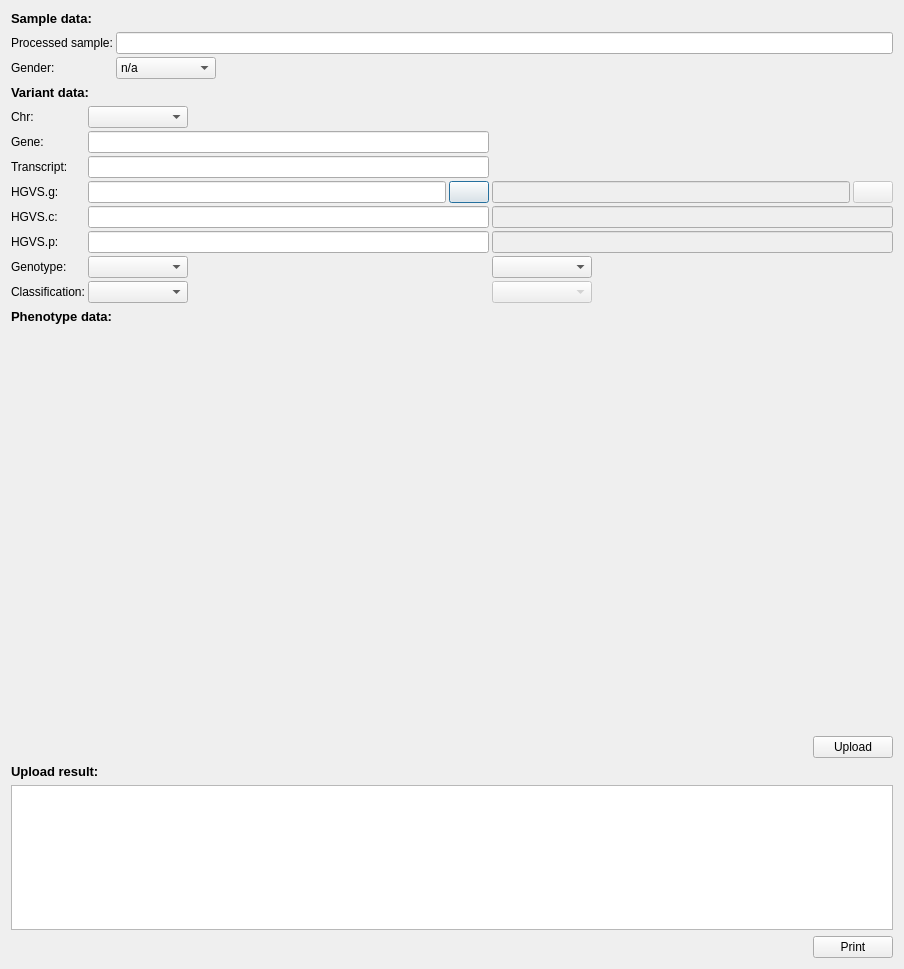
Above: src/GSvar/ClinVarUploadDialog.ui from imgag/ngs-bits before the change. Below: the same form after it.
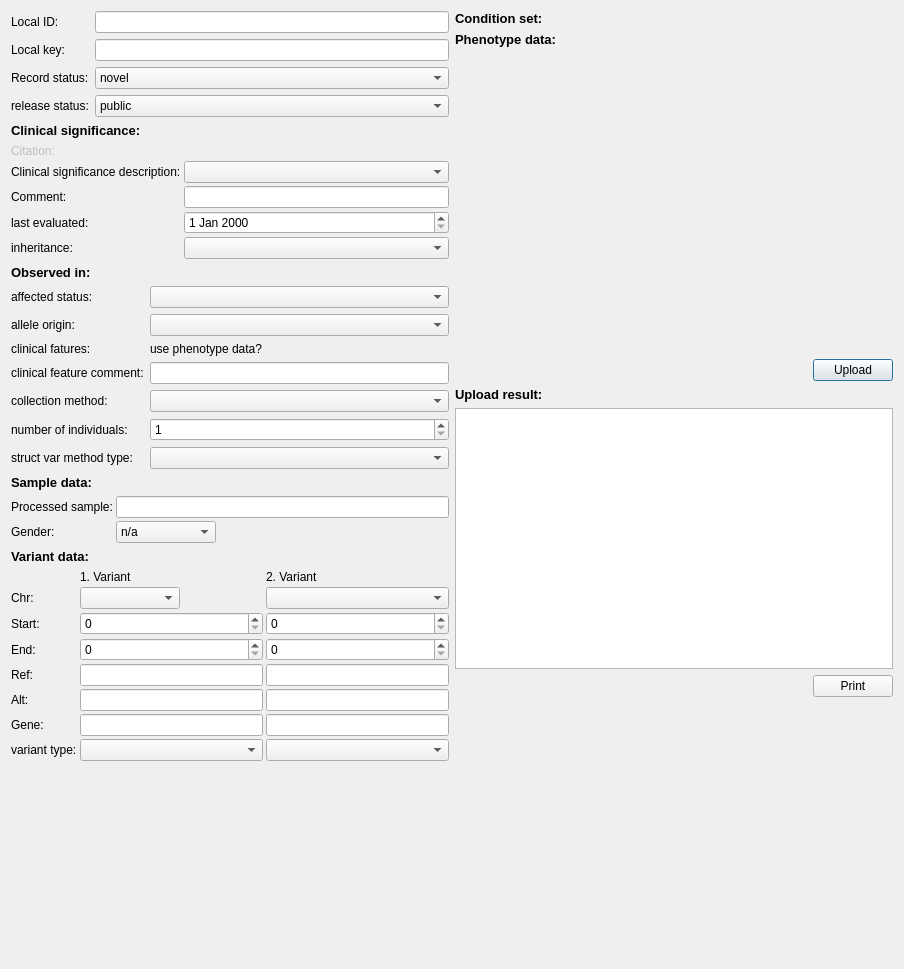
That is the form after the change. Icons and pictures are not drawn. Custom widgets are drawn as their Qt base class.

Commit message:
src/GSvar/ClinVarUploadDialog.*: added first version of GUI
src/GSvar/MainWindow.*: added menu entries for ClinVar upload

Diff of the .ui file:
```diff
--- a/src/GSvar/ClinVarUploadDialog.ui
+++ b/src/GSvar/ClinVarUploadDialog.ui
@@ -13,7 +13,245 @@
   <property name="windowTitle">
    <string>LOVD variant publication</string>
   </property>
-  <layout class="QVBoxLayout" name="verticalLayout">
+  <layout class="QHBoxLayout" name="horizontalLayout_5">
+   <item>
+    <layout class="QVBoxLayout" name="layoutCol1">
+     <item>
+      <layout class="QGridLayout" name="gridLayout_4">
+       <item row="2" column="1">
+        <widget class="QComboBox" name="cb_record_status">
+         <item>
+          <property name="text">
+           <string>novel</string>
+          </property>
+         </item>
+         <item>
+          <property name="text">
+           <string>update</string>
+          </property>
+         </item>
+        </widget>
+       </item>
+       <item row="1" column="1">
+        <widget class="QLineEdit" name="le_local_key"/>
+       </item>
+       <item row="0" column="0">
+        <widget class="QLabel" name="label_22">
+         <property name="text">
+          <string>Local ID:</string>
+         </property>
+        </widget>
+       </item>
+       <item row="1" column="0">
+        <widget class="QLabel" name="label_23">
+         <property name="text">
+          <string>Local key:</string>
+         </property>
+        </widget>
+       </item>
+       <item row="0" column="1">
+        <widget class="QLineEdit" name="le_local_id"/>
+       </item>
+       <item row="2" column="0">
+        <widget class="QLabel" name="label_24">
+         <property name="text">
+          <string>Record status:</string>
+         </property>
+        </widget>
+       </item>
+       <item row="3" column="0">
+        <widget class="QLabel" name="label_34">
+         <property name="text">
+          <string>release status:</string>
+         </property>
+        </widget>
+       </item>
+       <item row="3" column="1">
+        <widget class="QComboBox" name="cb_release_status">
+         <item>
+          <property name="text">
+           <string>public</string>
+          </property>
+         </item>
+         <item>
+          <property name="text">
+           <string>hold until published</string>
+          </property>
+         </item>
+        </widget>
+       </item>
+      </layout>
+     </item>
+     <item>
+      <widget class="QLabel" name="label_10">
+       <property name="font">
+        <font>
+         <pointsize>10</pointsize>
+         <weight>75</weight>
+         <bold>true</bold>
+        </font>
+       </property>
+       <property name="text">
+        <string>Clinical significance:</string>
+       </property>
+      </widget>
+     </item>
+     <item>
+      <layout class="QGridLayout" name="gridLayout_3">
+       <property name="spacing">
+        <number>3</number>
+       </property>
+       <item row="3" column="2">
+        <widget class="QDateEdit" name="de_last_eval"/>
+       </item>
+       <item row="1" column="2">
+        <widget class="QComboBox" name="cb_clin_sig_desc"/>
+       </item>
+       <item row="0" column="0">
+        <widget class="QLabel" name="label_16">
+         <property name="enabled">
+          <bool>false</bool>
+         </property>
+         <property name="text">
+          <string>Citation:</string>
+         </property>
+        </widget>
+       </item>
+       <item row="1" column="0">
+        <widget class="QLabel" name="label_17">
+         <property name="text">
+          <string>Clinical significance description:</string>
+         </property>
+        </widget>
+       </item>
+       <item row="2" column="0">
+        <widget class="QLabel" name="label_18">
+         <property name="text">
+          <string>Comment:</string>
+         </property>
+        </widget>
+       </item>
+       <item row="4" column="0">
+        <widget class="QLabel" name="label_20">
+         <property name="text">
+          <string>inheritance:</string>
+         </property>
+        </widget>
+       </item>
+       <item row="3" column="0">
+        <widget class="QLabel" name="label_19">
+         <property name="text">
+          <string>last evaluated:</string>
+         </property>
+        </widget>
+       </item>
+       <item row="2" column="2">
+        <widget class="QLineEdit" name="le_clin_sig_desc_comment"/>
+       </item>
+       <item row="4" column="2">
+        <widget class="QComboBox" name="cb_inheritance"/>
+       </item>
+      </layout>
+     </item>
+     <item>
+      <widget class="QLabel" name="label_25">
+       <property name="font">
+        <font>
+         <pointsize>10</pointsize>
+         <weight>75</weight>
+         <bold>true</bold>
+        </font>
+       </property>
+       <property name="text">
+        <string>Observed in:</string>
+       </property>
+      </widget>
+     </item>
+     <item>
+      <layout class="QGridLayout" name="gridLayout_5">
+       <item row="4" column="0">
+        <widget class="QLabel" name="label_30">
+         <property name="text">
+          <string>collection method:</string>
+         </property>
+        </widget>
+       </item>
+       <item row="5" column="0">
+        <widget class="QLabel" name="label_31">
+         <property name="text">
+          <string>number of individuals:</string>
+         </property>
+        </widget>
+       </item>
+       <item row="0" column="0">
+        <widget class="QLabel" name="label_26">
+         <property name="text">
+          <string>affected status:</string>
+         </property>
+        </widget>
+       </item>
+       <item row="1" column="0">
+        <widget class="QLabel" name="label_27">
+         <property name="text">
+          <string>allele origin:</string>
+         </property>
+        </widget>
+       </item>
+       <item row="3" column="0">
+        <widget class="QLabel" name="label_29">
+         <property name="text">
+          <string>clinical feature comment:</string>
+         </property>
+        </widget>
+       </item>
+       <item row="2" column="0">
+        <widget class="QLabel" name="label_28">
+         <property name="text">
+          <string>clinical fatures:</string>
+         </property>
+        </widget>
+       </item>
+       <item row="6" column="0">
+        <widget class="QLabel" name="label_32">
+         <property name="text">
+          <string>struct var method type:</string>
+         </property>
+        </widget>
+       </item>
+       <item row="0" column="1">
+        <widget class="QComboBox" name="cb_affected_status"/>
+       </item>
+       <item row="1" column="1">
+        <widget class="QComboBox" name="cb_allele_origin"/>
+       </item>
+       <item row="2" column="1">
+        <widget class="QLabel" name="label_33">
+         <property name="text">
+          <string>use phenotype data?</string>
+         </property>
+        </widget>
+       </item>
+       <item row="3" column="1">
+        <widget class="QLineEdit" name="le_clin_feat_comment"/>
+       </item>
+       <item row="4" column="1">
+        <widget class="QComboBox" name="collection_method"/>
+       </item>
+       <item row="5" column="1">
+        <widget class="QSpinBox" name="sb_n_individuals">
+         <property name="minimum">
+          <number>1</number>
+         </property>
+         <property name="maximum">
+          <number>999</number>
+         </property>
+        </widget>
+       </item>
+       <item row="6" column="1">
+        <widget class="QComboBox" name="cb_method_type"/>
+       </item>
+      </layout>
+     </item>
    <item>
     <widget class="QLabel" name="label_13">
      <property name="font">
@@ -103,168 +341,76 @@
      <property name="spacing">
       <number>3</number>
      </property>
-     <item row="8" column="2">
-      <widget class="QComboBox" name="classification2">
-       <property name="enabled">
-        <bool>false</bool>
-       </property>
-       <property name="maximumSize">
-        <size>
-         <width>100</width>
-         <height>16777215</height>
-        </size>
-       </property>
-       <item>
-        <property name="text">
-         <string/>
-        </property>
-       </item>
-       <item>
-        <property name="text">
-         <string>1</string>
-        </property>
-       </item>
-       <item>
-        <property name="text">
-         <string>2</string>
-        </property>
-       </item>
-       <item>
-        <property name="text">
-         <string>3</string>
-        </property>
-       </item>
-       <item>
-        <property name="text">
-         <string>4</string>
-        </property>
-       </item>
-       <item>
-        <property name="text">
-         <string>5</string>
-        </property>
-       </item>
-      </widget>
-     </item>
-     <item row="4" column="0">
-      <widget class="QLabel" name="label_3">
-       <property name="text">
-        <string>HGVS.g:</string>
-       </property>
-      </widget>
-     </item>
-     <item row="6" column="0">
-      <widget class="QLabel" name="label_7">
-       <property name="text">
-        <string>HGVS.p:</string>
-       </property>
-      </widget>
-     </item>
-     <item row="6" column="2">
-      <widget class="QLineEdit" name="hgvs_p2">
-       <property name="enabled">
-        <bool>false</bool>
+       <item row="3" column="2">
+        <widget class="QSpinBox" name="sb_start2">
+         <property name="maximum">
+          <number>1000000000</number>
        </property>
       </widget>
      </item>
      <item row="5" column="0">
       <widget class="QLabel" name="label_6">
        <property name="text">
-        <string>HGVS.c:</string>
+          <string>Ref:</string>
        </property>
       </widget>
      </item>
-     <item row="5" column="1">
-      <widget class="QLineEdit" name="hgvs_c"/>
-     </item>
      <item row="5" column="2">
-      <widget class="QLineEdit" name="hgvs_c2">
-       <property name="enabled">
-        <bool>false</bool>
+        <widget class="QLineEdit" name="le_ref2"/>
+       </item>
+       <item row="4" column="2">
+        <widget class="QSpinBox" name="sb_end2">
+         <property name="maximum">
+          <number>1000000000</number>
        </property>
       </widget>
      </item>
-     <item row="2" column="0">
-      <widget class="QLabel" name="label_4">
+       <item row="1" column="1">
+        <widget class="QLabel" name="label_35">
        <property name="text">
-        <string>Gene:</string>
+          <string>1. Variant</string>
        </property>
       </widget>
      </item>
-     <item row="3" column="0">
-      <widget class="QLabel" name="label_5">
+       <item row="4" column="0">
+        <widget class="QLabel" name="label_38">
        <property name="text">
-        <string>Transcript:</string>
+          <string>End:</string>
        </property>
       </widget>
      </item>
-     <item row="8" column="1">
-      <widget class="QComboBox" name="classification">
-       <property name="maximumSize">
-        <size>
-         <width>100</width>
-         <height>16777215</height>
-        </size>
-       </property>
-       <item>
-        <property name="text">
-         <string/>
-        </property>
+       <item row="2" column="2">
+        <widget class="QComboBox" name="comboBox_9"/>
        </item>
-       <item>
+       <item row="1" column="2">
+        <widget class="QLabel" name="label_36">
         <property name="text">
-         <string>1</string>
-        </property>
+          <string>2. Variant</string>
+         </property>
+        </widget>
        </item>
-       <item>
-        <property name="text">
-         <string>2</string>
-        </property>
-       </item>
-       <item>
-        <property name="text">
-         <string>3</string>
-        </property>
-       </item>
-       <item>
-        <property name="text">
-         <string>4</string>
-        </property>
-       </item>
-       <item>
-        <property name="text">
-         <string>5</string>
-        </property>
-       </item>
+       <item row="4" column="1">
+        <widget class="QSpinBox" name="sp_end1">
+         <property name="maximum">
+          <number>1000000000</number>
+         </property>
       </widget>
      </item>
      <item row="7" column="1">
-      <widget class="QComboBox" name="genotype">
-       <property name="maximumSize">
-        <size>
-         <width>100</width>
-         <height>16777215</height>
-        </size>
-       </property>
-       <item>
-        <property name="text">
-         <string/>
-        </property>
+        <widget class="QLineEdit" name="le_gene1"/>
        </item>
-       <item>
-        <property name="text">
-         <string>hom</string>
-        </property>
+       <item row="7" column="2">
+        <widget class="QLineEdit" name="le_gene2"/>
        </item>
-       <item>
+       <item row="2" column="0">
+        <widget class="QLabel" name="label_2">
         <property name="text">
-         <string>het</string>
-        </property>
-       </item>
-      </widget>
-     </item>
-     <item row="1" column="1">
-      <widget class="QComboBox" name="chr">
+          <string>Chr:</string>
+         </property>
+        </widget>
+       </item>
+       <item row="2" column="1">
+        <widget class="QComboBox" name="cb_chr1">
        <property name="maximumSize">
         <size>
          <width>100</width>
@@ -403,118 +549,88 @@
        </item>
       </widget>
      </item>
-     <item row="1" column="0">
-      <widget class="QLabel" name="label_2">
+       <item row="5" column="1">
+        <widget class="QLineEdit" name="le_ref1"/>
+       </item>
+       <item row="6" column="0">
+        <widget class="QLabel" name="label_40">
        <property name="text">
-        <string>Chr:</string>
+          <string>Alt:</string>
        </property>
       </widget>
      </item>
      <item row="7" column="0">
-      <widget class="QLabel" name="label_8">
+        <widget class="QLabel" name="label_5">
        <property name="text">
-        <string>Genotype:</string>
+          <string>Gene:</string>
+         </property>
+        </widget>
+       </item>
+       <item row="3" column="0">
+        <widget class="QLabel" name="label_37">
+         <property name="text">
+          <string>Start:</string>
+         </property>
+        </widget>
+       </item>
+       <item row="6" column="1">
+        <widget class="QLineEdit" name="le_alt1"/>
+       </item>
+       <item row="6" column="2">
+        <widget class="QLineEdit" name="le_alt2"/>
+       </item>
+       <item row="3" column="1">
+        <widget class="QSpinBox" name="sb_start1">
+         <property name="maximum">
+          <number>1000000000</number>
        </property>
       </widget>
      </item>
      <item row="8" column="0">
-      <widget class="QLabel" name="label_9">
+        <widget class="QLabel" name="label_3">
        <property name="text">
-        <string>Classification:</string>
+          <string>variant type:</string>
        </property>
       </widget>
      </item>
-     <item row="2" column="1">
-      <widget class="QLineEdit" name="gene"/>
-     </item>
-     <item row="6" column="1">
-      <widget class="QLineEdit" name="hgvs_p"/>
-     </item>
-     <item row="3" column="1">
-      <widget class="QLineEdit" name="nm_number"/>
-     </item>
-     <item row="4" column="1">
-      <layout class="QHBoxLayout" name="horizontalLayout_3">
-       <item>
-        <widget class="QLineEdit" name="hgvs_g">
-         <property name="readOnly">
-          <bool>false</bool>
-         </property>
-        </widget>
-       </item>
-       <item>
-        <widget class="QPushButton" name="refseq_btn">
-         <property name="toolTip">
-          <string>&lt;html&gt;&lt;head/&gt;&lt;body&gt;&lt;p&gt;&lt;br/&gt;&lt;/p&gt;&lt;/body&gt;&lt;/html&gt;</string>
-         </property>
-         <property name="text">
-          <string/>
-         </property>
-         <property name="icon">
-          <iconset resource="GSvar.qrc">
-           <normaloff>:/Icons/WebService.png</normaloff>:/Icons/WebService.png</iconset>
-         </property>
-        </widget>
-       </item>
+       <item row="8" column="1">
+        <widget class="QComboBox" name="cb_var_type1"/>
+       </item>
+       <item row="8" column="2">
+        <widget class="QComboBox" name="cb_var_type2"/>
+       </item>
       </layout>
      </item>
-     <item row="4" column="2">
-      <layout class="QHBoxLayout" name="horizontalLayout_4">
        <item>
-        <widget class="QLineEdit" name="hgvs_g2">
-         <property name="enabled">
-          <bool>false</bool>
-         </property>
-        </widget>
-       </item>
-       <item>
-        <widget class="QPushButton" name="refseq_btn2">
-         <property name="enabled">
-          <bool>false</bool>
-         </property>
-         <property name="toolTip">
-          <string>&lt;html&gt;&lt;head/&gt;&lt;body&gt;&lt;p&gt;&lt;br/&gt;&lt;/p&gt;&lt;/body&gt;&lt;/html&gt;</string>
-         </property>
-         <property name="text">
-          <string/>
-         </property>
-         <property name="icon">
-          <iconset resource="GSvar.qrc">
-           <normaloff>:/Icons/WebService.png</normaloff>:/Icons/WebService.png</iconset>
-         </property>
-        </widget>
-       </item>
-      </layout>
-     </item>
-     <item row="7" column="2">
-      <widget class="QComboBox" name="genotype2">
-       <property name="enabled">
-        <bool>true</bool>
-       </property>
-       <property name="maximumSize">
+      <spacer name="verticalSpacer_2">
+       <property name="orientation">
+        <enum>Qt::Vertical</enum>
+       </property>
+       <property name="sizeHint" stdset="0">
         <size>
-         <width>100</width>
-         <height>16777215</height>
+         <width>20</width>
+         <height>40</height>
         </size>
        </property>
-       <item>
-        <property name="text">
-         <string/>
-        </property>
-       </item>
-       <item>
-        <property name="text">
-         <string>hom</string>
-        </property>
-       </item>
-       <item>
-        <property name="text">
-         <string>het</string>
-        </property>
-       </item>
-      </widget>
+      </spacer>
      </item>
     </layout>
+   </item>
+   <item>
+    <layout class="QVBoxLayout" name="layoutCol2">
+     <item>
+      <widget class="QLabel" name="label_21">
+       <property name="font">
+        <font>
+         <pointsize>10</pointsize>
+         <weight>75</weight>
+         <bold>true</bold>
+        </font>
+       </property>
+       <property name="text">
+        <string>Condition set:</string>
+       </property>
+      </widget>
    </item>
    <item>
     <widget class="QLabel" name="label_11">
@@ -535,7 +651,7 @@
      <property name="minimumSize">
       <size>
        <width>0</width>
-       <height>400</height>
+         <height>300</height>
       </size>
      </property>
     </widget>
@@ -612,6 +728,21 @@
      </item>
     </layout>
    </item>
+     <item>
+      <spacer name="verticalSpacer">
+       <property name="orientation">
+        <enum>Qt::Vertical</enum>
+       </property>
+       <property name="sizeHint" stdset="0">
+        <size>
+         <width>20</width>
+         <height>40</height>
+        </size>
+       </property>
+      </spacer>
+     </item>
+    </layout>
+   </item>
   </layout>
  </widget>
  <customwidgets>
```
Left out of the diff: 24 changed lines with no effect on the pictures. Lines whose indentation alone changed are shown as unchanged. The commit also changes 6 other files.
